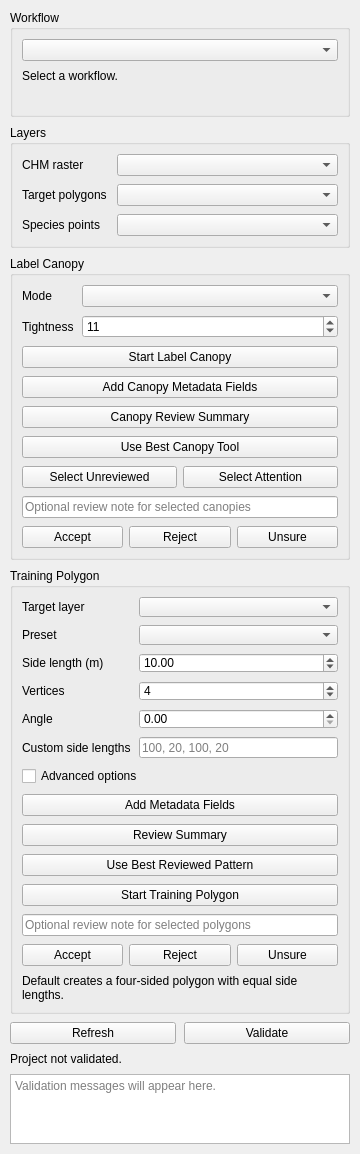
Qt form forest_labeler_dockwidget_base.ui (sticholas/forestlabeler) before a commit.
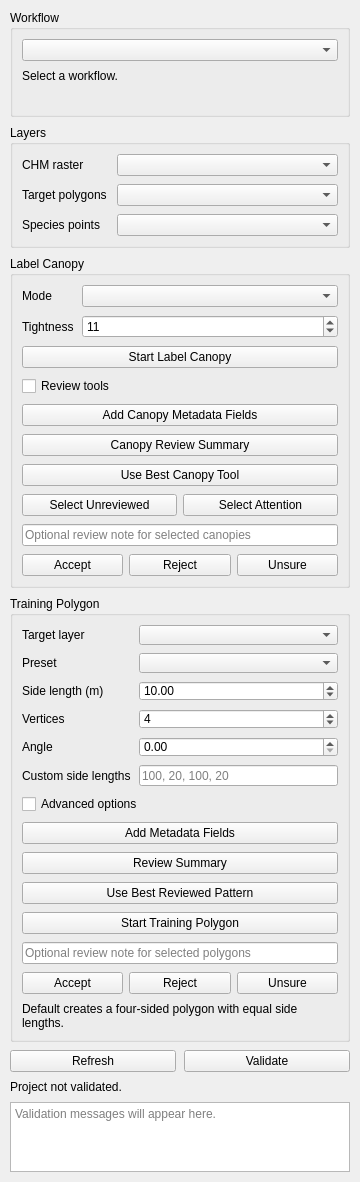
The same form after that commit.

Commit message: style: simplify label canopy workflow panel

Patch:
```diff
--- a/forest_labeler_dockwidget_base.ui
+++ b/forest_labeler_dockwidget_base.ui
@@ -160,6 +160,13 @@
          </property>
         </widget>
        </item>
+       <item>
+        <widget class="QCheckBox" name="canopyReviewToolsCheckBox">
+         <property name="text">
+          <string>Review tools</string>
+         </property>
+        </widget>
+       </item>
        <item>
         <widget class="QPushButton" name="repairCanopySchemaButton">
          <property name="text">
```
The commit also changes 2 other files.
